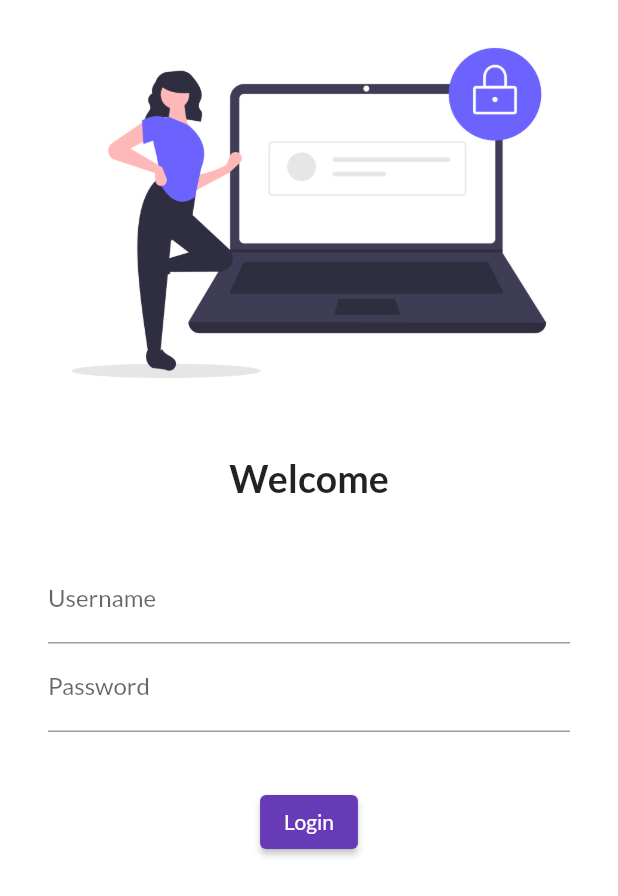
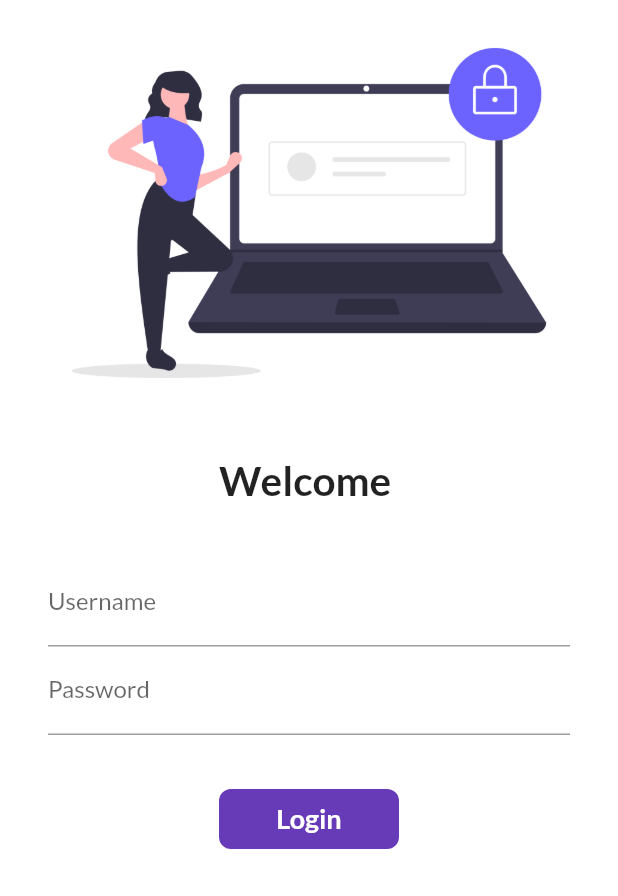
Before and after one commit to Shubh0405/flutter-catalog, a Flutter app: the screen it shows after launch, on a phone screen of 412 x 824 dp. Shown: the top 896 px of the screen. Run offline on Flutter 3.47's test engine with Material 2 defaults, Android fonts, the phone set to English and light mode, and no system bars; our stand-ins replace google_fonts.

```diff
--- a/lib/main.dart
+++ b/lib/main.dart
@@ -1,5 +1,6 @@
 import 'package:flutter/material.dart';
 import 'package:flutter_application_1/pages/login_page.dart';
+import 'package:flutter_application_1/utils/routes.dart';
 import 'pages/home_page.dart';
 import 'package:google_fonts/google_fonts.dart';
 
@@ -19,10 +20,11 @@ class MyApp extends StatelessWidget {
             primarySwatch: Colors.deepPurple,
             fontFamily: GoogleFonts.lato().fontFamily),
         darkTheme: ThemeData(brightness: Brightness.dark),
+        debugShowCheckedModeBanner: false,
         initialRoute: "/login",
         routes: {
-          "/": ((context) => HomePage()),
-          "/login": ((context) => LoginPage())
+          MyRoutes.homeRoute: ((context) => HomePage()),
+          MyRoutes.loginRoute: ((context) => LoginPage())
         });
   }
 }
--- a/lib/pages/login_page.dart
+++ b/lib/pages/login_page.dart
@@ -1,31 +1,49 @@
 import 'package:flutter/material.dart';
+import 'package:flutter_application_1/utils/routes.dart';
 
-class LoginPage extends StatelessWidget {
+class LoginPage extends StatefulWidget {
+  @override
+  State<LoginPage> createState() => _LoginPageState();
+}
+
+class _LoginPageState extends State<LoginPage> {
+  String name = "";
+  bool changebutton = false;
+
   @override
   Widget build(BuildContext context) {
     return Material(
         color: Colors.white,
+        child: SingleChildScrollView(
           child: Column(
             children: [
-            Image.asset("assets/images/login_image.png", fit: BoxFit.cover),
+              Image.asset(
+                "assets/images/login_image.png",
+                fit: BoxFit.cover,
+              ),
               const SizedBox(
                 height: 20.0,
               ),
-            const Text("Welcome",
-                style: TextStyle(fontSize: 25, fontWeight: FontWeight.bold)),
+              Text("Welcome $name",
+                  style: TextStyle(fontSize: 27, fontWeight: FontWeight.bold)),
               const SizedBox(
                 height: 20.0,
               ),
               Padding(
-              padding:
-                  const EdgeInsets.symmetric(vertical: 16.0, horizontal: 32.0),
+                padding: const EdgeInsets.symmetric(
+                    vertical: 16.0, horizontal: 32.0),
                 child: Column(
                   children: [
                     TextFormField(
+                      onChanged: (value) {
+                        name = value;
+                        setState(() {});
+                      },
                       decoration: const InputDecoration(
                           hintText: "Enter Username", labelText: "Username"),
                     ),
                     TextFormField(
+                      obscureText: true,
                       decoration: const InputDecoration(
                           hintText: "Enter Password", labelText: "Password"),
                     )
@@ -35,12 +53,51 @@ class LoginPage extends StatelessWidget {
               const SizedBox(
                 height: 20.0,
               ),
-            ElevatedButton(
-                onPressed: () {
-                  print("Login Button Pressed!");
+              // ElevatedButton(
+              //     onPressed: () {
+              //       Navigator.pushNamed(context, MyRoutes.homeRoute);
+              //     },
+              //     child: const Text(
+              //       "Login",
+              //       style: TextStyle(fontSize: 16),
+              //     ),
+              //     style: TextButton.styleFrom(minimumSize: Size(120, 40)))
+              InkWell(
+                onTap: () async {
+                  setState(() {
+                    changebutton = true;
+                  });
+
+                  await Future.delayed(const Duration(seconds: 1));
+                  Navigator.pushNamed(context, MyRoutes.homeRoute);
                 },
-                child: const Text("Login"))
+                child: AnimatedContainer(
+                  duration: const Duration(seconds: 1),
+                  height: 40,
+                  width: changebutton ? 40 : 120,
+                  alignment: Alignment.center,
+                  decoration: BoxDecoration(
+                      color: Colors.deepPurple,
+                      borderRadius: changebutton
+                          ? BorderRadius.circular(50)
+                          : BorderRadius.circular(8)),
+                  child: changebutton
+                      // ignore: prefer_const_constructors
+                      ? Icon(
+                          Icons.done,
+                          color: Colors.white,
+                        )
+                      : const Text(
+                          "Login",
+                          style: TextStyle(
+                              color: Colors.white,
+                              fontSize: 18,
+                              fontWeight: FontWeight.bold),
+                        ),
+                ),
+              )
             ],
+          ),
         ));
   }
 }
--- /dev/null
+++ b/lib/utils/routes.dart
@@ -0,0 +1,4 @@
+class MyRoutes {
+  static String loginRoute = "/login";
+  static String homeRoute = "/";
+}
```
Lines whose indentation alone changed are shown as unchanged.
